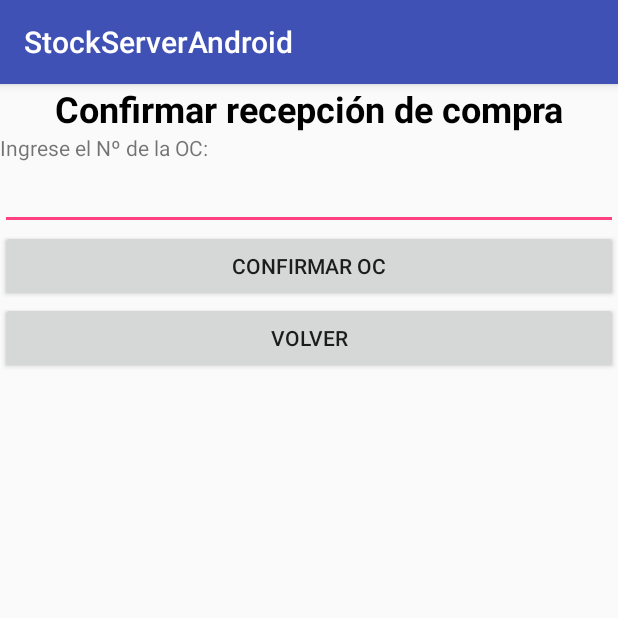
After one commit to sergioc6/StockServerAndroid, an Android app: the Compras screen opened directly, with no data from a screen before it, on a phone screen of 412 x 824 dp, the top half of it. The commit adds this screen. Run offline under Robolectric (Android 15) with nearby library versions, the phone set to English and light mode, and no system bars.

Commit message:
Cambios varios. De a poquito va queriendo.

```diff
--- a/app/src/main/AndroidManifest.xml
+++ b/app/src/main/AndroidManifest.xml
@@ -17,6 +17,7 @@
         </activity>
 
         <activity android:label="@string/app_name" android:name=".Principal"/>
+        <activity android:label="@string/app_name" android:name=".Compras"/>
 
     </application>
 
--- a/app/src/main/java/CustomerAPI/CustomerLogin.java
+++ b/app/src/main/java/CustomerAPI/CustomerLogin.java
@@ -31,6 +31,7 @@ import java.util.List;
 import DTOs.TokenDTO;
 import sergioc6.stockserverandroid.Login;
 import sergioc6.stockserverandroid.R;
+import sergioc6.stockserverandroid.TokenApplication;
 
 import static android.R.id.list;
 import static android.content.ContentValues.TAG;
@@ -75,6 +76,8 @@ public class CustomerLogin extends CustomerAPI {
 
                         TokenDTO token = gson.fromJson(mJson, collectionType);
 
+                        TokenApplication tokenApp = TokenApplication.getInstance();
+                        tokenApp.setTokenGlobal(token.getToken());
                         cargarPrincipal(token.getToken());
                     }
                 },
--- /dev/null
+++ b/app/src/main/java/sergioc6/stockserverandroid/Compras.java
@@ -0,0 +1,27 @@
+package sergioc6.stockserverandroid;
+
+import android.content.Intent;
+import android.os.Bundle;
+import android.support.v7.app.AppCompatActivity;
+import android.view.View;
+
+/**
+ * Created by SergioC on 10/01/2017.
+ */
+
+public class Compras extends AppCompatActivity {
+
+    @Override
+    protected void onCreate(Bundle savedInstanceState) {
+        super.onCreate(savedInstanceState);
+        setContentView(R.layout.activity_confirmarcompra);
+    }
+
+
+    public void volverClick (View v) {
+        Intent intent = new Intent(this, Principal.class);
+        startActivity(intent);
+    }
+
+
+}
--- /dev/null
+++ b/app/src/main/res/layout/activity_confirmarcompra.xml
@@ -0,0 +1,41 @@
+<?xml version="1.0" encoding="utf-8"?>
+<LinearLayout xmlns:android="http://schemas.android.com/apk/res/android"
+    android:orientation="vertical" android:layout_width="match_parent"
+    android:layout_height="match_parent">
+
+    <TextView
+        android:text="Confirmar recepción de compra"
+        android:layout_width="match_parent"
+        android:layout_height="wrap_content"
+        android:id="@+id/textView2"
+        android:textSize="24sp"
+        android:textStyle="normal|bold"
+        android:textAlignment="center"
+        android:textColor="@android:color/background_dark" />
+
+    <TextView
+        android:text="Ingrese el Nº de la OC:"
+        android:layout_width="match_parent"
+        android:layout_height="wrap_content"
+        android:id="@+id/textView3" />
+
+    <EditText
+        android:layout_width="match_parent"
+        android:layout_height="wrap_content"
+        android:inputType="number"
+        android:ems="10"
+        android:id="@+id/editText" />
+
+    <Button
+        android:text="Confirmar OC"
+        android:layout_width="match_parent"
+        android:layout_height="wrap_content"
+        android:id="@+id/button9" />
+
+    <Button
+        android:text="Volver"
+        android:layout_width="match_parent"
+        android:layout_height="wrap_content"
+        android:id="@+id/button10"
+        android:onClick="volverClick" />
+</LinearLayout>
--- a/app/src/main/res/layout/activity_principal.xml
+++ b/app/src/main/res/layout/activity_principal.xml
@@ -18,13 +18,14 @@
         android:layout_width="match_parent"
         android:layout_height="wrap_content"
         android:id="@+id/button7"
-        android:onClick="obtenerListadoProvClick (Principal)" />
+        android:onClick="obtenerListadoProvClick" />
 
     <Button
         android:text="Confirmar Recepción Compra"
         android:layout_width="match_parent"
         android:layout_height="wrap_content"
-        android:id="@+id/button2" />
+        android:id="@+id/button2"
+        android:onClick="confirmarCompraClick" />
 
     <Button
         android:text="registrar nuevo insumo"
```
Also changed, not shown: app/src/main/java/CustomerAPI/CustomerProveedores.java (+7 -2 lines), app/src/main/java/sergioc6/stockserverandroid/Principal.java (+10 -3 lines), app/src/main/java/sergioc6/stockserverandroid/Proveedores.java (added, +21 -0 lines), app/src/main/java/sergioc6/stockserverandroid/TokenApplication.java (added, +30 -0 lines), app/src/main/res/layout/activity_listaproveedores.xml (added, +28 -0 lines).
